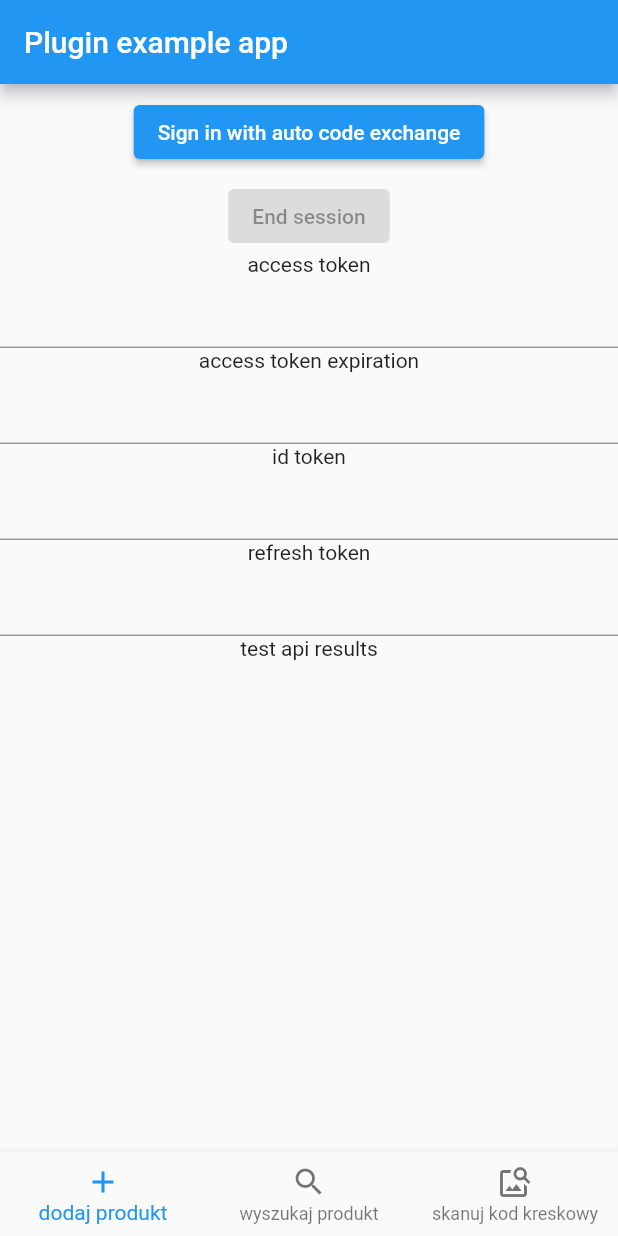
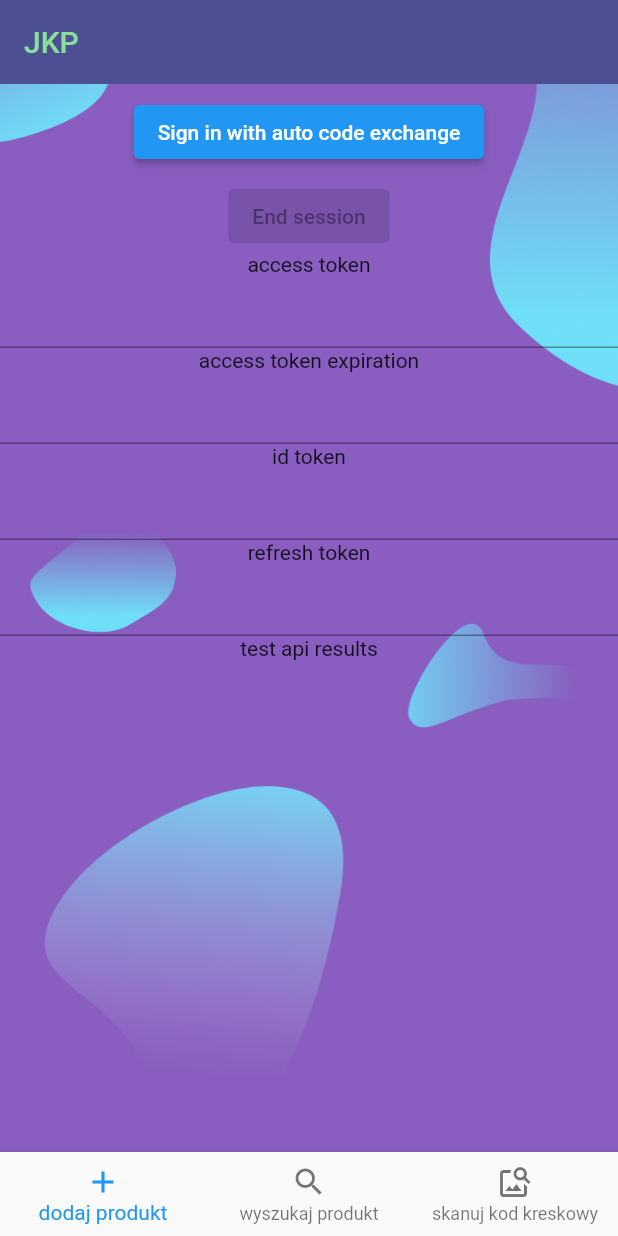
Before and after one commit to Mewelopers/barcode-mobile, a Flutter app: the screen it shows after launch, on a phone screen of 412 x 824 dp. Run offline on Flutter 3.47's test engine with Material 2 defaults, Android fonts, the phone set to English and light mode, and no system bars; missing offline and left inert: flutter_appauth.

Commit message:
JKP-17 Add static background and appbar to the starting view

```diff
--- a/lib/main.dart
+++ b/lib/main.dart
@@ -64,9 +64,20 @@ class _MyAppState extends State<MyApp> {
     return MaterialApp(
         home: Scaffold(
       appBar: AppBar(
-          title: const Text('Plugin example app'),
+        elevation: 0,
+        backgroundColor: const Color.fromARGB(255, 76, 79, 146),
+        title: const Text('JKP',
+            style: TextStyle(color: Color.fromARGB(255, 135, 223, 154))),
       ),
-        body: SafeArea(
+      body: Container(
+        decoration: const BoxDecoration(
+          image: DecorationImage(
+            image: AssetImage('assets/images/background.png'),
+            fit: BoxFit.cover,
+          ),
+        ),
+        constraints: const BoxConstraints.expand(),
+        child: SafeArea(
           child: SingleChildScrollView(
             child: Column(
               children: <Widget>[
@@ -110,13 +121,14 @@ class _MyAppState extends State<MyApp> {
             ),
           ),
         ),
+      ),
       bottomNavigationBar: BottomNavigationBar(
         currentIndex: _currentIndex,
         onTap: onTabTapped,
         items: const [
           BottomNavigationBarItem(
             icon: Icon(Icons.add),
-              label: "dodaj produkt"
+            label: "dodaj produkt",
           ),
           BottomNavigationBarItem(
             icon: Icon(Icons.search),
@@ -128,8 +140,7 @@ class _MyAppState extends State<MyApp> {
           ),
         ],
       ),
-      ),
-    );
+    ));
   }
 
   void onTabTapped(int index) {
@@ -353,7 +364,8 @@ class _MyAppState extends State<MyApp> {
 
   Future<void> _testApi(TokenResponse? response) async {
     final http.Response httpResponse = await http.get(
-        Uri.parse('https://lightweight-median-pointer-listen.trycloudflare.com/api/v1/user/token'),
+        Uri.parse(
+            'https://lightweight-median-pointer-listen.trycloudflare.com/api/v1/user/token'),
         headers: <String, String>{'Authorization': 'Bearer $_accessToken'});
     setState(() {
       _userInfo = httpResponse.statusCode == 200 ? httpResponse.body : '';
--- a/pubspec.yaml
+++ b/pubspec.yaml
@@ -60,10 +60,8 @@ flutter:
   # the material Icons class.
   uses-material-design: true
 
-  # To add assets to your application, add an assets section, like this:
-  # assets:
-  #   - images/a_dot_burr.jpeg
-  #   - images/a_dot_ham.jpeg
+  assets:
+    - assets/images/background.png
 
   # An image asset can refer to one or more resolution-specific "variants", see
   # https://flutter.dev/assets-and-images/#resolution-aware
```
Also changed, not shown: assets/images/background.png (added). Lines whose indentation alone changed are shown as unchanged.
